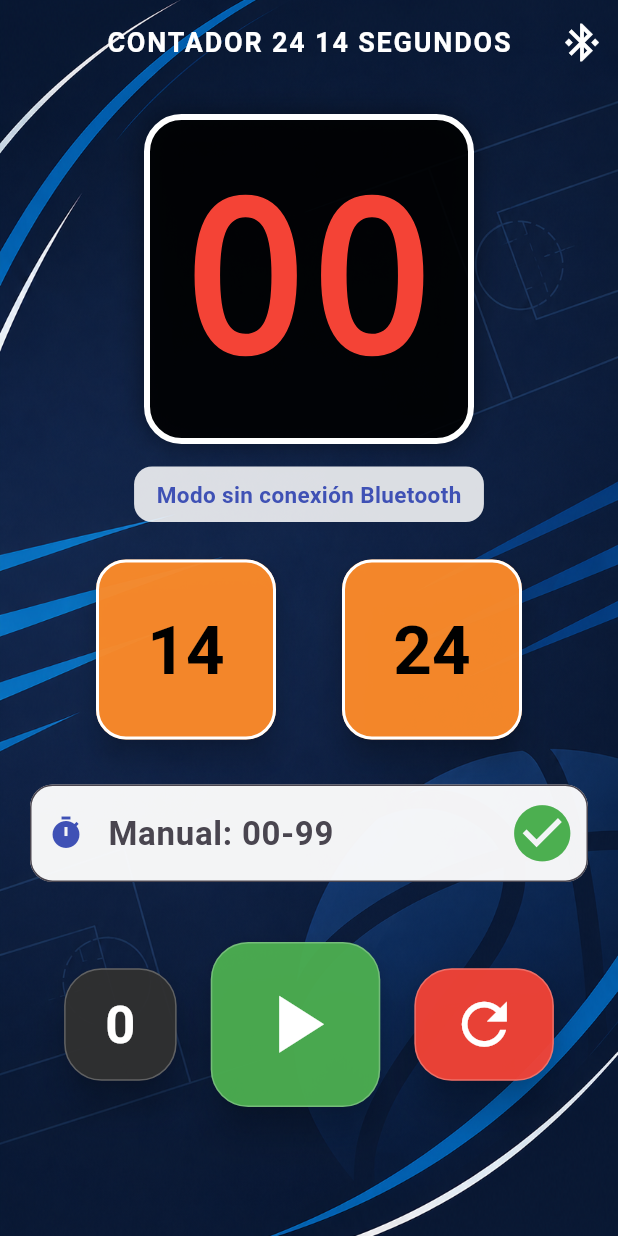
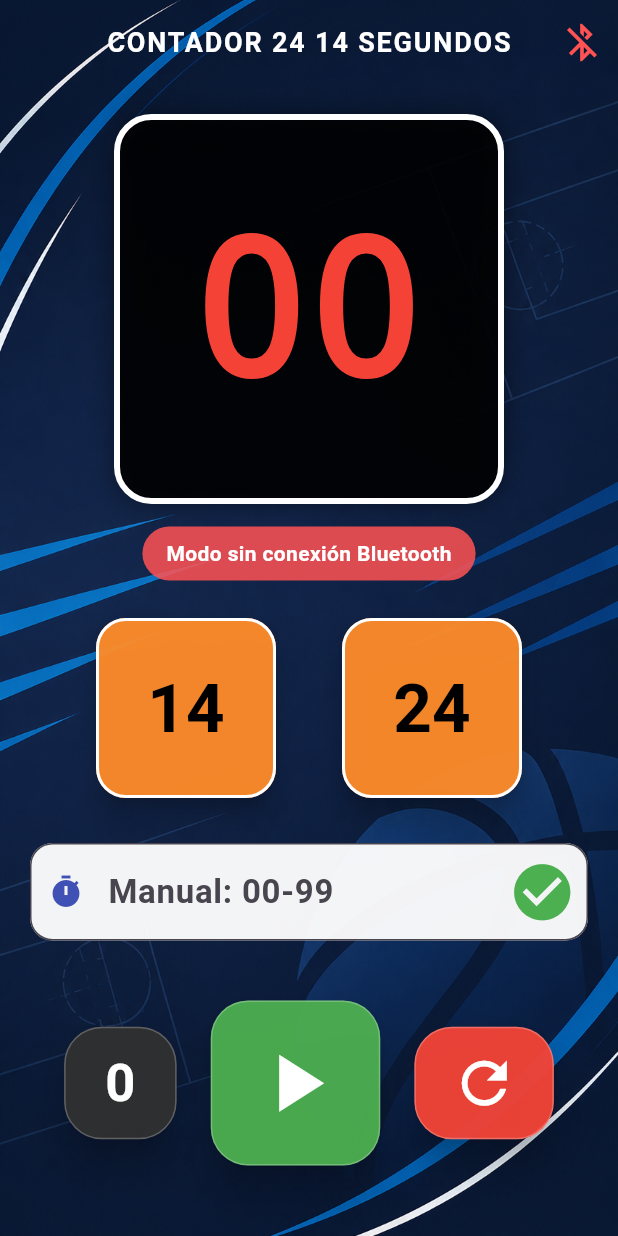
Before and after one commit to PeterPandaDeveloper/Marcador_24_14_Artemisa.APK, a Flutter app: the screen it shows after launch, on a phone screen of 412 x 824 dp. Run offline on Flutter 3.47's test engine with Material 3 defaults, Android fonts, the phone set to English and light mode, and no system bars; our stand-ins replace flutter_bluetooth_serial, permission_handler.

Commit message:
Version 5.0 APK,puertas del final

```diff
--- a/lib/main.dart
+++ b/lib/main.dart
@@ -212,6 +212,11 @@ class _TimerPageState extends State<TimerPage> {
   @override
   Widget build(BuildContext context) {
     bool isRunning = _timer != null && _timer!.isActive;
+    bool isConnected = connection != null && connection!.isConnected;
+
+    // Heurística: Visibilidad del estado del sistema (Colores para conexión)
+    Color btColor = isConnected ? Colors.greenAccent : Colors.redAccent;
+    IconData btIcon = isConnected ? Icons.bluetooth_connected : Icons.bluetooth_disabled;
 
     return Scaffold(
       backgroundColor: Colors.black, // Color base de seguridad
@@ -224,7 +229,8 @@ class _TimerPageState extends State<TimerPage> {
         elevation: 0, // Sin sombra
         actions: [
           IconButton(
-            icon: const Icon(Icons.bluetooth_connected, size: 30, color: Colors.white),
+            icon: Icon(btIcon, size: 30, color: btColor),
+            tooltip: isConnected ? "Bluetooth Conectado" : "Conectar Bluetooth",
             onPressed: conectarBluetooth
           )
         ],
@@ -251,9 +257,9 @@ class _TimerPageState extends State<TimerPage> {
                 children: [
                   const SizedBox(height: 10),
 
-                  // Marcador Visual con cristal oscuro
+                  // Marcador Visual (Responsive seguro y con márgenes para que no se vea asfixiado)
                   Container(
-                    width: 220, height: 220,
+                    width: 260, height: 260,
                     decoration: BoxDecoration(
                       color: Colors.black.withOpacity(0.85), // Translúcido
                       borderRadius: BorderRadius.circular(25),
@@ -261,21 +267,27 @@ class _TimerPageState extends State<TimerPage> {
                       border: Border.all(color: Colors.white, width: 4),
                     ),
                     alignment: Alignment.center,
-                    child: Text(
-                      tiempoRestante.toString().padLeft(2, '0'),
-                      style: const TextStyle(color: Colors.red, fontSize: 140, fontWeight: FontWeight.bold, fontFamily: 'monospace'),
+                    child: Padding(
+                      padding: const EdgeInsets.all(35.0), // Margen exterior real
+                      child: FittedBox(
+                        fit: BoxFit.contain,
+                        child: Text(
+                          tiempoRestante.toString().padLeft(2, '0'),
+                          style: const TextStyle(color: Colors.red, fontSize: 160, fontWeight: FontWeight.bold, fontFamily: 'monospace'),
+                        ),
+                      ),
                     ),
                   ),
                   const SizedBox(height: 15),
 
-                  // Fondo semi-transparente para el texto de log (legibilidad total)
+                  // Fondo semi-transparente para el texto de log dinámico (Feedback de status)
                   Container(
-                    padding: const EdgeInsets.symmetric(horizontal: 15, vertical: 8),
+                    padding: const EdgeInsets.symmetric(horizontal: 16, vertical: 8),
                     decoration: BoxDecoration(
-                      color: Colors.white.withOpacity(0.85),
-                      borderRadius: BorderRadius.circular(12),
+                      color: isConnected ? Colors.green.withOpacity(0.85) : Colors.redAccent.withOpacity(0.85),
+                      borderRadius: BorderRadius.circular(20),
                     ),
-                    child: Text(logStatus, style: const TextStyle(fontWeight: FontWeight.bold, fontSize: 15, color: Colors.indigo)),
+                    child: Text(logStatus, style: const TextStyle(fontWeight: FontWeight.bold, fontSize: 14, color: Colors.white)),
                   ),
                   const SizedBox(height: 25),
 
@@ -317,8 +329,12 @@ class _TimerPageState extends State<TimerPage> {
                           int? val = int.tryParse(_timeController.text);
                           if (val != null && val >= 0 && val <= 99) {
                             _timer?.cancel();
-                            ultimoTiempoSeteado = val;
-                            enviarComandoByte(val, val);
+                            if (val == 0) {
+                              setZero();
+                            } else {
+                              ultimoTiempoSeteado = val;
+                              enviarComandoByte(val, val);
+                            }
                           }
                           _timeController.clear();
                           FocusScope.of(context).unfocus();
--- a/pubspec.yaml
+++ b/pubspec.yaml
@@ -23,6 +23,8 @@ flutter_launcher_icons:
   android: "launcher_icon"
   ios: true
   image_path: "assets/images/icono.png"
+  adaptive_icon_background: "#000000"
+  adaptive_icon_foreground: "assets/images/icono.png"
 # -------------------------------
 
 flutter:
```
Also changed, not shown: assets/images/icono.png (deleted), pubspec.lock, 39 other files.
